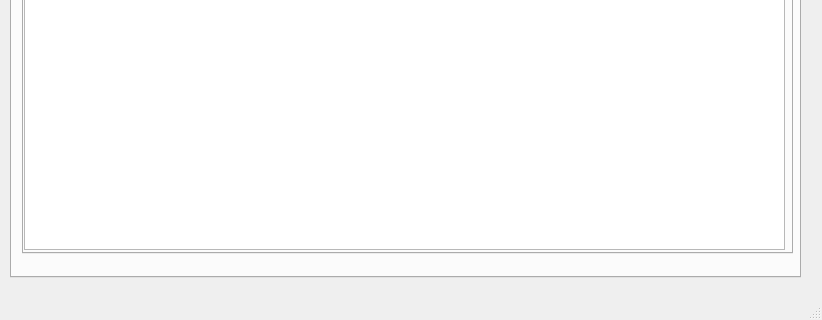
Before: the Qt Designer form mainwindow.ui in chungyihung/running_club, drawn with Qt 5; both pictures show x 0 to 822 and y 356 to 676 of the 822 by 676 pixel window.
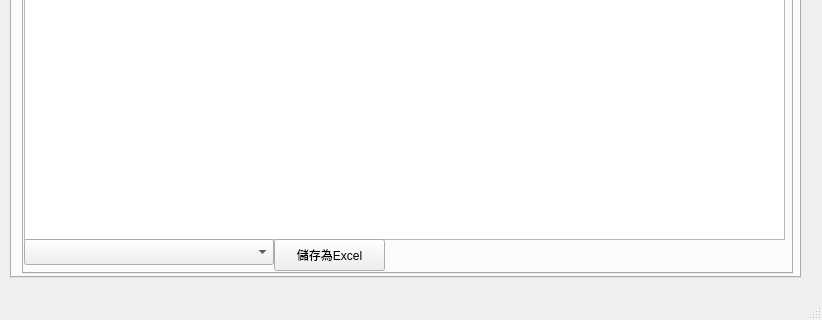
After: the same form once the commit is applied. The open tabs and pages were chosen to show the change. Icons and pictures are not drawn.

Commit message:
[Draft] Add competition functionality (V)
Just a draft version for competition functionality backup.
This change aims to implement worker table job group mode and saving
to excel file functionalites.

```diff
--- a/mainwindow.ui
+++ b/mainwindow.ui
@@ -443,7 +443,7 @@
         <x>10</x>
         <y>10</y>
         <width>771</width>
-        <height>541</height>
+        <height>561</height>
        </rect>
       </property>
       <property name="currentIndex">
@@ -893,10 +893,39 @@
           <x>0</x>
           <y>10</y>
           <width>761</width>
-          <height>501</height>
+          <height>491</height>
          </rect>
         </property>
        </widget>
+       <widget class="QComboBox" name="cmbo_wrktbl_mode">
+        <property name="geometry">
+         <rect>
+          <x>0</x>
+          <y>500</y>
+          <width>250</width>
+          <height>26</height>
+         </rect>
+        </property>
+        <property name="minimumSize">
+         <size>
+          <width>250</width>
+          <height>0</height>
+         </size>
+        </property>
+       </widget>
+       <widget class="QPushButton" name="btn_cmpt_tbl_save_to_excel">
+        <property name="geometry">
+         <rect>
+          <x>250</x>
+          <y>500</y>
+          <width>111</width>
+          <height>32</height>
+         </rect>
+        </property>
+        <property name="text">
+         <string>儲存為Excel</string>
+        </property>
+       </widget>
       </widget>
       <widget class="QWidget" name="TabMaraStatistic">
        <attribute name="title">
```
Left out of the diff: 10 changed lines with no effect on the pictures. The commit also changes 2 other files.
